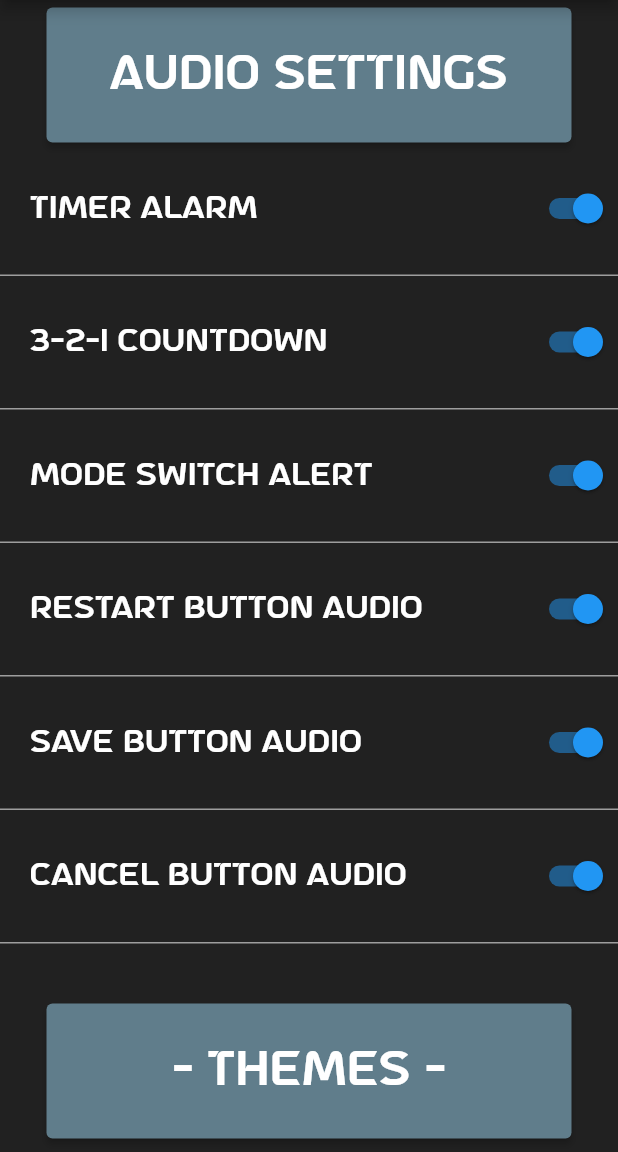
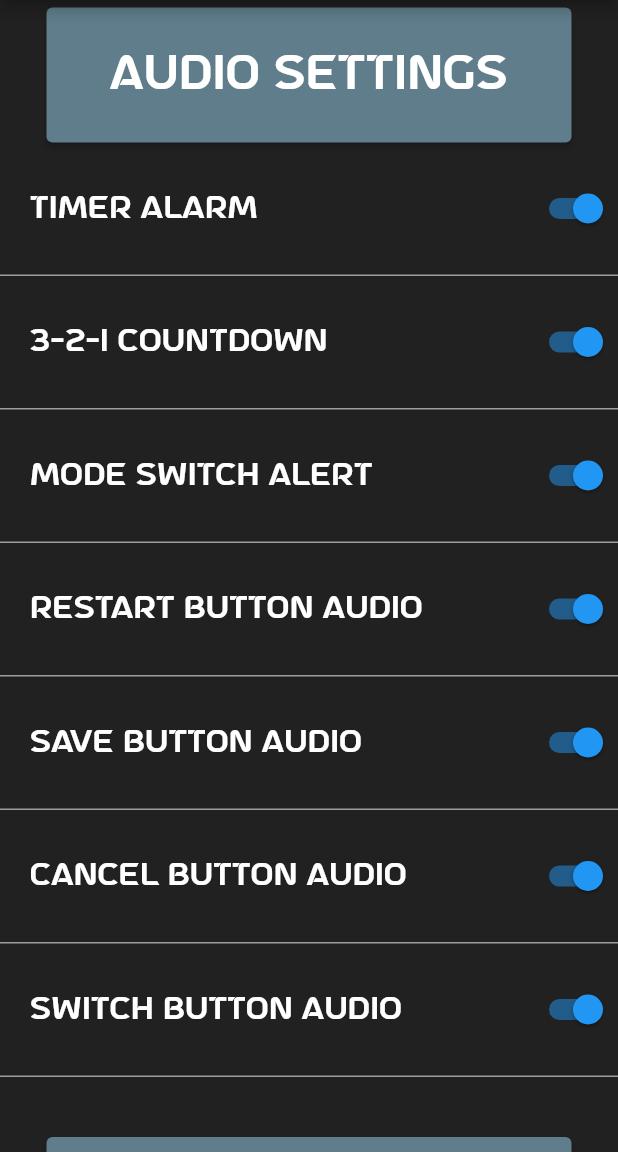
Before and after one commit to Hieroglyphical4/hiit-time, a Flutter app: the AdvancedSettingsMenu screen opened directly, after a tap on "- Audio Settings -", on a phone screen of 412 x 824 dp, the part 84-1236 px from its top. Run offline on Flutter 3.47's test engine with Material 2 defaults, Android fonts, the phone set to English and light mode, and no system bars; our stand-ins replace audioplayers, native_device_orientation, wakelock; missing offline and left inert: hiit.time; statements that could not run were skipped.

Commit message:
Switch Audio Setting

```diff
--- a/lib/Config/settings.dart
+++ b/lib/Config/settings.dart
@@ -18,6 +18,7 @@ bool modeSwitchAlertEnabled = true;
 bool restartButtonAudioEnabled = true;
 bool saveButtonAudioEnabled = true;
 bool cancelButtonAudioEnabled = true;
+bool switchButtonAudioEnabled = true;
 
 
 
--- a/lib/advanced_settings_menu.dart
+++ b/lib/advanced_settings_menu.dart
@@ -209,6 +209,16 @@ class AudioSettingsWidgetState extends State<AudioSettingsWidget> {
     });
   }
 
+  void _onSwitchButtonAudioChanged(bool value) {
+    setState(() {
+      if (switchButtonAudioEnabled) {
+        switchButtonAudioEnabled = false;
+      } else {
+        switchButtonAudioEnabled = true;
+      }
+    });
+  }
+
   @override
   Widget build(BuildContext context) {
     return Column(
@@ -395,6 +405,36 @@ class AudioSettingsWidgetState extends State<AudioSettingsWidget> {
         const SizedBox(height: 20),
         SizedBox(height: 1, child: Container(color: Colors.grey)),
         const SizedBox(height: 20),
+
+        /////////////////////////
+        // Switch Button Audio
+        /////////////////////////
+        Row(
+          children: [
+            const SizedBox(width: 20),
+
+            Text('Switch Button Audio',
+                style: TextStyle(
+                    color: switchButtonAudioEnabled
+                        ? primaryColor
+                        : Colors.grey,
+                    fontFamily: 'AstroSpace',
+                    fontSize: 20,
+                    height: 1.1),
+                textAlign: TextAlign.center),
+
+            Spacer(),
+
+            Switch(
+              value: switchButtonAudioEnabled,
+              onChanged: _onSwitchButtonAudioChanged,
+            ),
+          ],
+        ),
+
+        const SizedBox(height: 20),
+        SizedBox(height: 1, child: Container(color: Colors.grey)),
+        const SizedBox(height: 20),
       ],
     );
   }
--- a/lib/settings_menu.dart
+++ b/lib/settings_menu.dart
@@ -105,12 +105,16 @@ class _SettingsMenuState extends State<SettingsMenu> {
       if (appInTimerMode) {
         widget.audio.setVolume(setVolume);
         widget.audio.setReleaseMode(ReleaseMode.stop);
-        !appMuted ? widget.audio.play(AssetSource('sounds/SwitchAndBeep1.mp3')) : null;
+        if (!appMuted && switchButtonAudioEnabled) {
+          widget.audio.play(AssetSource('sounds/SwitchAndBeep1.mp3'));
+      }
         appInTimerMode = false;
       } else {
         widget.audio.setVolume(setVolume);
         widget.audio.setReleaseMode(ReleaseMode.stop);
-        !appMuted ? widget.audio.play(AssetSource('sounds/Switch1.mp3')) : null;
+        if (!appMuted && switchButtonAudioEnabled) {
+          widget.audio.play(AssetSource('sounds/Switch1.mp3'));
+        }
         appInTimerMode = true;
       }
     });
```
